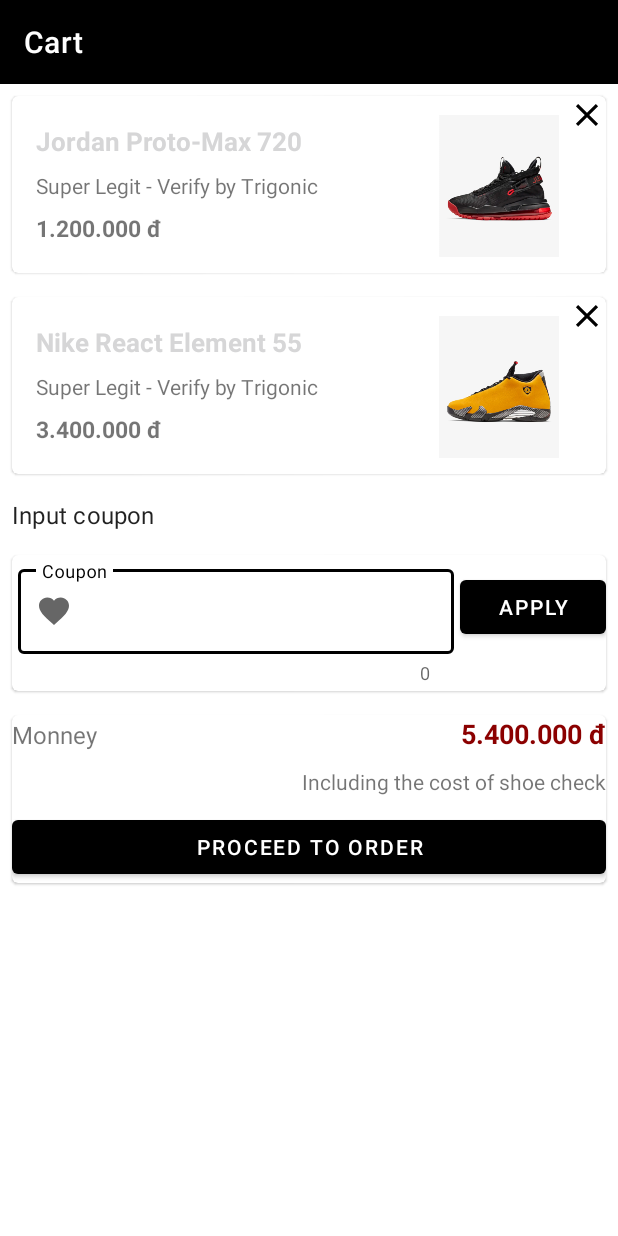
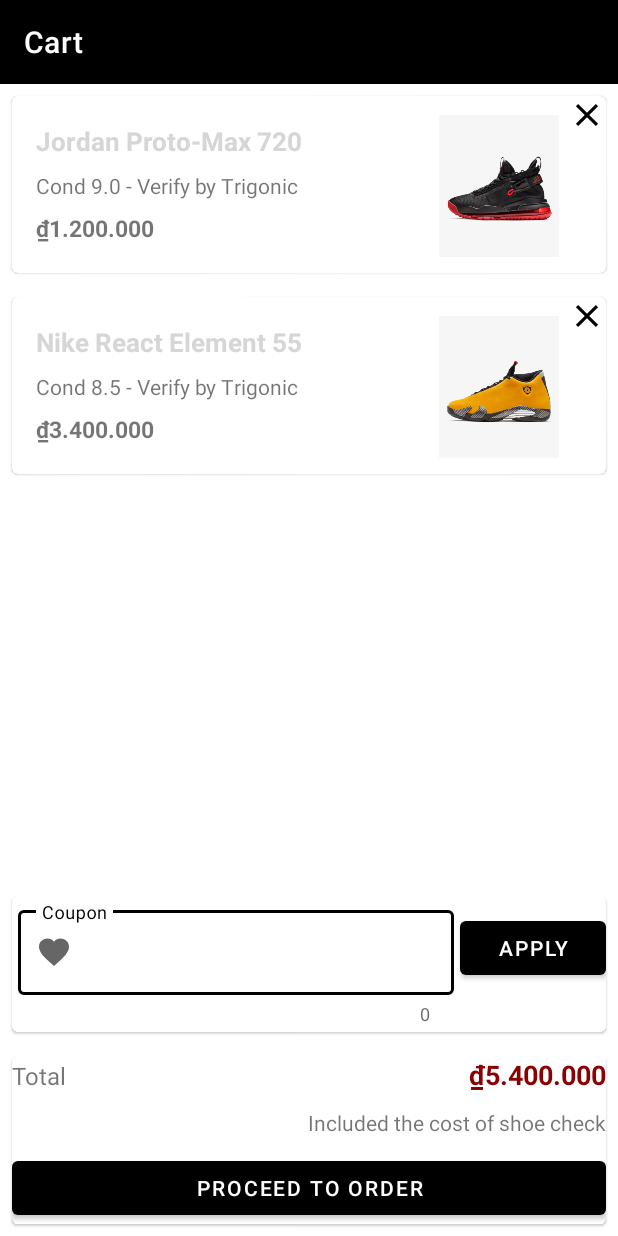
Before and after one commit to minhtus/trigonic, an Android app: the fragment CartFragment shown on its own in the app's theme, on a phone screen of 412 x 824 dp. Run offline under Robolectric (Android 15) with nearby library versions, the phone set to English and light mode, and no system bars.

Commit message:
Algin CartFragment; Add click event to product

```diff
--- a/app/src/main/java/binh/pc/trigonic/MenShoesFragment.java
+++ b/app/src/main/java/binh/pc/trigonic/MenShoesFragment.java
@@ -38,9 +38,6 @@
     @Override
     public View onCreateView(@NonNull LayoutInflater inflater, @Nullable ViewGroup container, @Nullable Bundle savedInstanceState) {
         View view = inflater.inflate(R.layout.fragment_men_shoes, container, false);
-//        final Intent intent = new Intent(getActivity(), DetailProductActivity.class);
-//        Button button = view.findViewById(R.id.imagebutton);
-//        button.setOnClickListener(v -> startActivity(intent));
 
         fetchProducts();
 
--- a/app/src/main/java/binh/pc/trigonic/models/ProductAdapter.java
+++ b/app/src/main/java/binh/pc/trigonic/models/ProductAdapter.java
@@ -1,15 +1,16 @@
 package binh.pc.trigonic.models;
 
 import android.content.Context;
+import android.content.Intent;
 import android.view.LayoutInflater;
 import android.view.View;
 import android.view.ViewGroup;
-import android.widget.ImageButton;
 import android.widget.ImageView;
 import android.widget.TextView;
 import android.widget.Toast;
 import androidx.annotation.NonNull;
 import androidx.recyclerview.widget.RecyclerView;
+import binh.pc.trigonic.DetailProductActivity;
 import binh.pc.trigonic.R;
 import com.bumptech.glide.Glide;
 
@@ -69,7 +70,8 @@
             price = itemView.findViewById(R.id.txtPrice);
             cond = itemView.findViewById(R.id.txtCond);
             image.setOnClickListener(v -> {
-                Toast.makeText(v.getContext(), "Clicked", Toast.LENGTH_SHORT).show();
+                final Intent intent = new Intent(v.getContext(), DetailProductActivity.class);
+                v.getContext().startActivity(intent);
             });
         }
     }
--- a/app/src/main/res/layout/fragment_cart.xml
+++ b/app/src/main/res/layout/fragment_cart.xml
@@ -1,5 +1,5 @@
 <?xml version="1.0" encoding="utf-8"?>
-<LinearLayout xmlns:android="http://schemas.android.com/apk/res/android"
+<RelativeLayout xmlns:android="http://schemas.android.com/apk/res/android"
                 xmlns:app="http://schemas.android.com/apk/res-auto"
                 android:id="@+id/coordinator"
                 android:layout_width="match_parent"
@@ -27,7 +27,7 @@
     <androidx.core.widget.NestedScrollView
         android:layout_width="match_parent"
         android:layout_height="match_parent"
-        android:minHeight="1000dp"
+        android:layout_below="@+id/appbarlayout"
         app:layout_behavior="@string/appbar_scrolling_view_behavior">
 
         <LinearLayout
@@ -86,7 +86,7 @@
                                 android:layout_marginTop="8dp"
                                 android:ellipsize="end"
                                 android:maxLines="2"
-                                android:text="Super Legit - Verify by Trigonic" />
+                                android:text="Cond 9.0 - Verify by Trigonic" />
 
                             <TextView
                                 android:layout_width="wrap_content"
@@ -94,7 +94,7 @@
                                 android:layout_marginTop="8dp"
                                 android:ellipsize="end"
                                 android:maxLines="2"
-                                android:text="1.200.000 đ"
+                                android:text="₫1.200.000"
                                 android:textSize="15dp"
                                 android:textStyle="bold" />
                         </LinearLayout>
@@ -116,7 +116,8 @@
                     android:layout_height="wrap_content"
                     android:layout_margin="@dimen/mtrl_card_spacing"
                     android:clickable="true"
-                android:focusable="true">
+                    android:focusable="true"
+                    >
 
                 <LinearLayout
                     android:layout_width="match_parent"
@@ -161,7 +162,7 @@
                                 android:layout_marginTop="8dp"
                                 android:ellipsize="end"
                                 android:maxLines="2"
-                                android:text="Super Legit - Verify by Trigonic" />
+                                android:text="Cond 8.5 - Verify by Trigonic" />
 
                             <TextView
                                 android:layout_width="wrap_content"
@@ -169,7 +170,7 @@
                                 android:layout_marginTop="8dp"
                                 android:ellipsize="end"
                                 android:maxLines="2"
-                                android:text="3.400.000 đ"
+                                android:text="₫3.400.000"
                                 android:textSize="15dp"
                                 android:textStyle="bold" />
                         </LinearLayout>
@@ -186,19 +187,19 @@
 
             </com.google.android.material.card.MaterialCardView>
 
-            <TextView
-                android:layout_width="wrap_content"
-                android:layout_height="wrap_content"
-                android:layout_margin="8dp"
-                android:text="Input coupon"
-                android:textAppearance="?attr/textAppearanceSubtitle1" />
+        </LinearLayout>
+
+    </androidx.core.widget.NestedScrollView>
 
     <com.google.android.material.card.MaterialCardView
+            android:id="@+id/card_coupon"
             android:layout_width="match_parent"
             android:layout_height="wrap_content"
             android:layout_margin="@dimen/mtrl_card_spacing"
             android:clickable="true"
-                android:focusable="true">
+            android:focusable="true"
+            android:layout_above="@+id/card_order"
+            >
 
         <LinearLayout
                 android:layout_width="match_parent"
@@ -219,40 +220,50 @@
 
                 <com.google.android.material.textfield.TextInputEditText
                         android:layout_width="match_parent"
-                            android:layout_height="wrap_content" />
+                        android:layout_height="wrap_content"
+                        android:inputType="text"
+                        />
             </com.google.android.material.textfield.TextInputLayout>
+
             <Button
                     android:id="@+id/material_button"
                     android:layout_weight=".25"
                     android:layout_width="0dp"
                     android:layout_height="wrap_content"
                     android:gravity="center"
-                        android:text="Apply" />
+                    android:text="Apply"/>
         </LinearLayout>
 
     </com.google.android.material.card.MaterialCardView>
 
     <com.google.android.material.card.MaterialCardView
+            android:id="@+id/card_order"
             android:layout_width="match_parent"
             android:layout_height="wrap_content"
             android:layout_margin="@dimen/mtrl_card_spacing"
             android:clickable="true"
-                android:focusable="true">
+            android:focusable="true"
+            android:layout_alignParentBottom="true"
+            >
+
         <LinearLayout
                 android:layout_width="match_parent"
                 android:orientation="vertical"
                 android:layout_height="wrap_content">
+
             <LinearLayout
                     android:layout_width="match_parent"
                     android:orientation="horizontal"
                     android:layout_height="wrap_content">
+
                 <TextView
                         android:layout_width="0dp"
                         android:layout_height="wrap_content"
                         android:layout_weight="0.4"
                         android:layout_gravity="top|left"
                         android:textSize="16dp"
-                            android:text="Monney"/>
+                        android:text="Total"/>
+
                 <TextView
                         android:layout_width="0dp"
                         android:layout_height="wrap_content"
@@ -261,24 +272,23 @@
                         android:textSize="18dp"
                         android:textColor="#8B0000"
                         android:textStyle="bold"
-                            android:text="5.400.000 đ"/>
+                        android:text="₫5.400.000"/>
             </LinearLayout>
+
             <TextView
                     android:layout_width="match_parent"
                     android:layout_height="wrap_content"
                     android:gravity="right"
                     android:layout_marginTop="10dp"
                     android:layout_marginBottom="10dp"
-                        android:text="Including the cost of shoe check"/>
+                    android:text="Included the cost of shoe check"/>
+
             <Button
                     android:id="@+id/material_button2"
                     android:layout_width="match_parent"
                     android:layout_height="wrap_content"
                     android:gravity="center"
-                        android:text="Proceed to order" />
+                    android:text="Proceed to order"/>
         </LinearLayout>
     </com.google.android.material.card.MaterialCardView>
-
-        </LinearLayout>
-    </androidx.core.widget.NestedScrollView>
-</LinearLayout>
+</RelativeLayout>
```
Also changed, not shown: app/src/main/java/binh/pc/trigonic/DetailProductActivity.java (+0 -18 lines), app/src/main/res/layout/activity_detail_product.xml (+0 -79 lines). Lines whose indentation alone changed are shown as unchanged.
